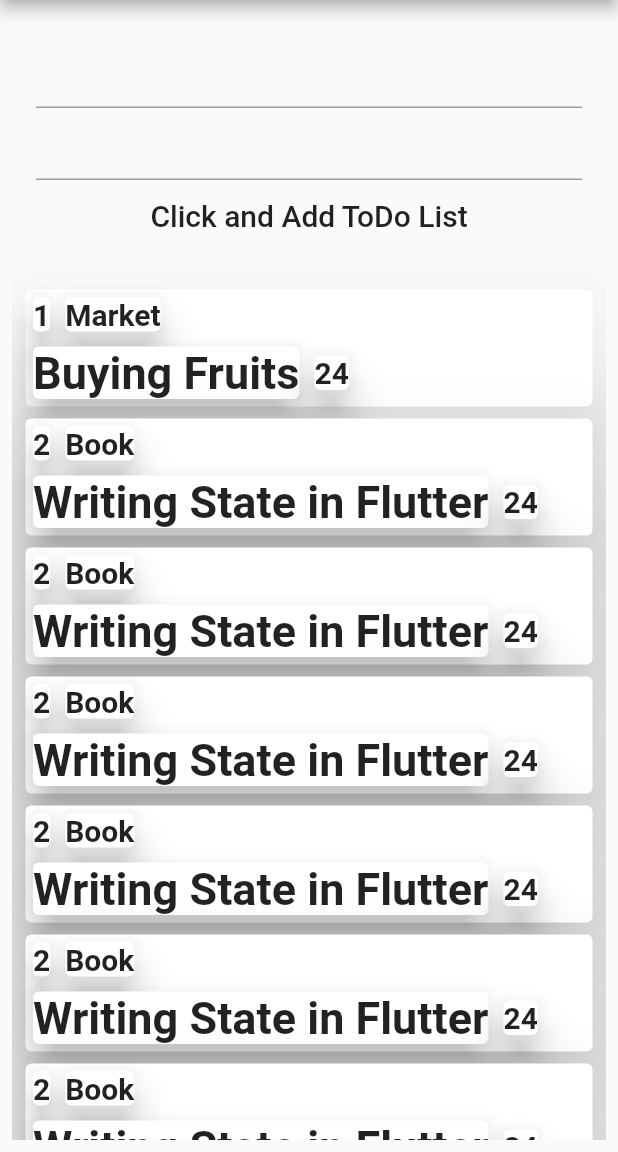
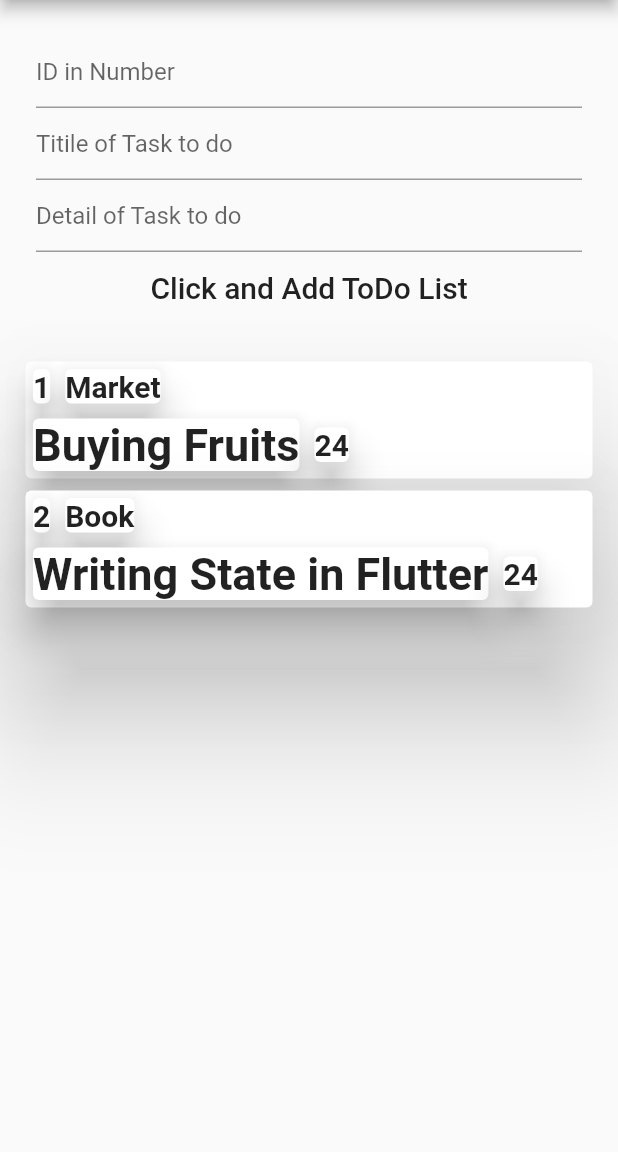
Before and after one commit to sanjibsinha/atypical_todo_list, a Flutter app: the screen it shows after launch, after a tap on "Click and Add ToDo List", on a phone screen of 412 x 824 dp, the part 84-1236 px from its top. Run offline on Flutter 3.47's test engine with Material 2 defaults, Android fonts, the light colour scheme and no system bars.

Commit message:
modifying io

```diff
--- /dev/null
+++ b/lib/controllers/list_of_to_do_page.dart
@@ -0,0 +1,81 @@
+import 'package:flutter/material.dart';
+import '../models/to_do.dart';
+
+class ListOfToDoPage extends StatelessWidget {
+  const ListOfToDoPage({Key key, this.todoList}) : super(key: key);
+  final List<ToDo> todoList;
+
+  @override
+  Widget build(BuildContext context) {
+    return Padding(
+      padding: EdgeInsets.all(
+        5.0,
+      ),
+      child: Wrap(
+        children: todoList.map(
+          (e) {
+            return Card(
+              elevation: 40,
+              child: Column(
+                children: [
+                  Row(
+                    children: [
+                      Card(
+                        elevation: 10,
+                        margin: EdgeInsets.all(5),
+                        child: Text(
+                          e.id.toString(),
+                          style: TextStyle(
+                            fontSize: 20,
+                            fontWeight: FontWeight.bold,
+                          ),
+                        ),
+                      ),
+                      Card(
+                        elevation: 10,
+                        margin: EdgeInsets.all(5),
+                        child: Text(
+                          e.title,
+                          style: TextStyle(
+                            fontSize: 20,
+                            fontWeight: FontWeight.bold,
+                          ),
+                        ),
+                      ),
+                    ],
+                  ),
+                  Row(
+                    children: [
+                      Card(
+                        elevation: 10,
+                        margin: EdgeInsets.all(5),
+                        child: Text(
+                          e.task,
+                          style: TextStyle(
+                            fontSize: 30,
+                            fontWeight: FontWeight.bold,
+                          ),
+                        ),
+                      ),
+                      Card(
+                        elevation: 10,
+                        margin: EdgeInsets.all(5),
+                        child: Text(
+                          e.date.day.toString(),
+                          style: TextStyle(
+                            fontSize: 20,
+                            fontWeight: FontWeight.bold,
+                          ),
+                        ),
+                      ),
+                    ],
+                  ),
+                ],
+              ),
+            );
+          },
+        ).toList(),
+      ),
+    );
+  }
+}
--- a/lib/controllers/my_custom_form.dart
+++ b/lib/controllers/my_custom_form.dart
@@ -1,14 +1,20 @@
 import 'package:flutter/material.dart';
 
 // Define a custom Form widget.
-class MyCustomForm extends StatefulWidget {
-  @override
-  _MyCustomFormState createState() => _MyCustomFormState();
-}
+class MyCustomForm extends StatelessWidget {
+  final idController = TextEditingController();
+  final titleController = TextEditingController();
+  final taskController = TextEditingController();
+  final Function addData;
+  MyCustomForm(this.addData);
+  void submitData() {
+    addData(
+      idController.text,
+      titleController.text,
+      taskController.text,
+    );
+  }
 
-// Define a corresponding State class.
-// This class holds data related to the Form.
-class _MyCustomFormState extends State<MyCustomForm> {
   @override
   Widget build(BuildContext context) {
     return Padding(
@@ -16,18 +22,26 @@
       child: Column(
         children: <Widget>[
           TextField(
-            onChanged: (textOne) {
-              print("First text field: $textOne");
-            },
+            decoration: InputDecoration(hintText: 'ID in Number'),
+            controller: idController,
+            keyboardType: TextInputType.number,
           ),
           TextField(
-            onChanged: (textTwo) {
-              print("First text field: $textTwo");
-            },
+            decoration: InputDecoration(hintText: 'Titile of Task to do'),
+            controller: titleController,
+          ),
+          TextField(
+            decoration: InputDecoration(hintText: 'Detail of Task to do'),
+            controller: taskController,
+            onSubmitted: (_) => submitData(),
           ),
           TextButton(
             onPressed: () {
-              print('object');
+              addData(
+                idController.text,
+                titleController.text,
+                taskController.text,
+              );
             },
             child: new Text(
               'Click and Add ToDo List',
--- a/lib/views/first_page.dart
+++ b/lib/views/first_page.dart
@@ -1,30 +1,17 @@
 import 'package:flutter/material.dart';
 import '/controllers/my_custom_form.dart';
 import '/models/to_do.dart';
+import '../controllers/list_of_to_do_page.dart';
 
-class FirstPageParent extends StatelessWidget {
+class FirstPageParent extends StatefulWidget {
   const FirstPageParent({Key key}) : super(key: key);
 
   @override
-  Widget build(BuildContext context) {
-    return Padding(
-      padding: const EdgeInsets.all(8.0),
-      child: ListView(
-        children: [
-          MyCustomForm(),
-          FirstPage(),
-        ],
-      ),
-    );
-  }
+  _FirstPageParentState createState() => _FirstPageParentState();
 }
 
-class FirstPage extends StatelessWidget {
-  const FirstPage({Key key}) : super(key: key);
-
-  @override
-  Widget build(BuildContext context) {
-    final List<ToDo> todoList = [
+class _FirstPageParentState extends State<FirstPageParent> {
+  final List<ToDo> _todoList = [
     ToDo(
       id: 1,
       title: 'Market',
@@ -37,106 +24,31 @@
       task: 'Writing State in Flutter',
       date: DateTime.now(),
     ),
-      ToDo(
-        id: 2,
-        title: 'Book',
-        task: 'Writing State in Flutter',
+  ];
+  void _addtaskTotoDo(String id, String title, String task) {
+    final _newTasks = ToDo(
+      id: int.parse(id),
+      title: title,
+      task: task,
       date: DateTime.now(),
-      ),
-      ToDo(
-        id: 2,
-        title: 'Book',
-        task: 'Writing State in Flutter',
-        date: DateTime.now(),
-      ),
-      ToDo(
-        id: 2,
-        title: 'Book',
-        task: 'Writing State in Flutter',
-        date: DateTime.now(),
-      ),
-      ToDo(
-        id: 2,
-        title: 'Book',
-        task: 'Writing State in Flutter',
-        date: DateTime.now(),
-      ),
-      ToDo(
-        id: 2,
-        title: 'Book',
-        task: 'Writing State in Flutter',
-        date: DateTime.now(),
-      ),
-    ];
+    );
+    setState(() {
+      _todoList.add(_newTasks);
+    });
+  }
+
+  @override
+  Widget build(BuildContext context) {
     return Padding(
-      padding: EdgeInsets.all(
-        5.0,
-      ),
-      child: Wrap(
-        children: todoList.map(
-          (e) {
-            return Card(
-              elevation: 40,
-              child: Column(
+      padding: const EdgeInsets.all(8.0),
+      child: ListView(
         children: [
-                  Row(
-                    children: [
-                      Card(
-                        elevation: 10,
-                        margin: EdgeInsets.all(5),
-                        child: Text(
-                          e.id.toString(),
-                          style: TextStyle(
-                            fontSize: 20,
-                            fontWeight: FontWeight.bold,
-                          ),
-                        ),
-                      ),
-                      Card(
-                        elevation: 10,
-                        margin: EdgeInsets.all(5),
-                        child: Text(
-                          e.title,
-                          style: TextStyle(
-                            fontSize: 20,
-                            fontWeight: FontWeight.bold,
-                          ),
-                        ),
-                      ),
-                    ],
-                  ),
-                  Row(
-                    children: [
-                      Card(
-                        elevation: 10,
-                        margin: EdgeInsets.all(5),
-                        child: Text(
-                          e.task,
-                          style: TextStyle(
-                            fontSize: 30,
-                            fontWeight: FontWeight.bold,
-                          ),
-                        ),
-                      ),
-                      Card(
-                        elevation: 10,
-                        margin: EdgeInsets.all(5),
-                        child: Text(
-                          e.date.day.toString(),
-                          style: TextStyle(
-                            fontSize: 20,
-                            fontWeight: FontWeight.bold,
-                          ),
-                        ),
-                      ),
-                    ],
+          MyCustomForm(_addtaskTotoDo),
+          ListOfToDoPage(
+            todoList: _todoList,
           ),
         ],
       ),
     );
-          },
-        ).toList(),
-      ),
-    );
   }
 }
```
Lines whose indentation alone changed are shown as unchanged.
